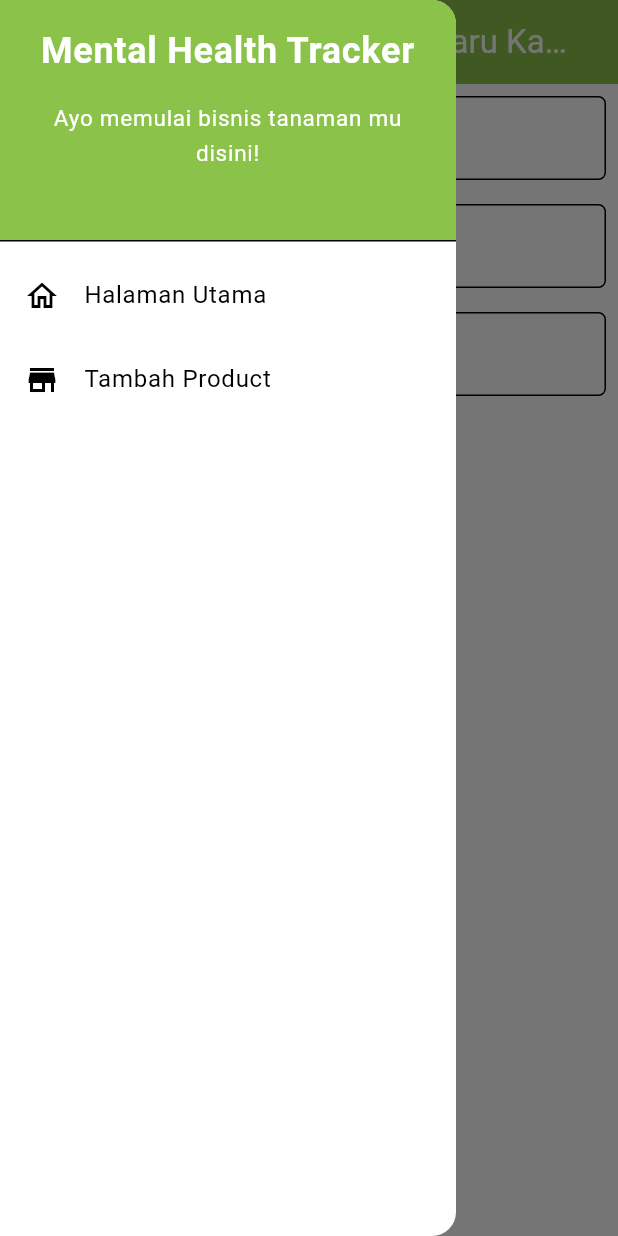
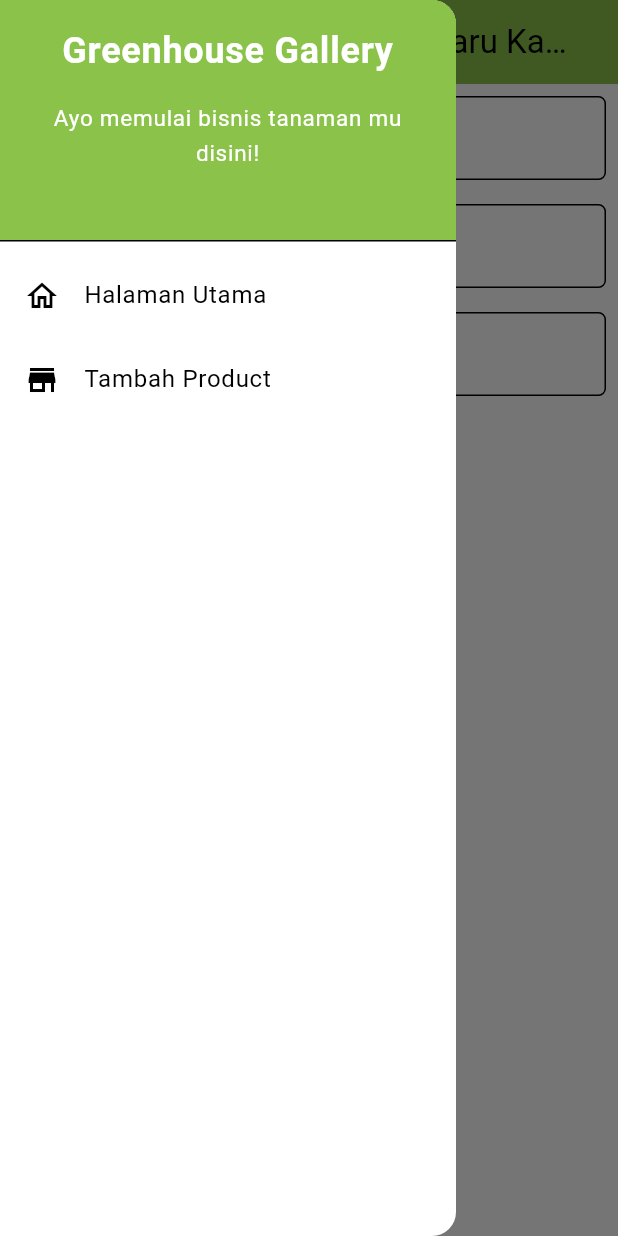
Before and after one commit to Whosmomo/Greenhouse-Gallery-mobile, a Flutter app: the ProductEntryFormPage screen opened directly, with the side drawer open, on a phone screen of 412 x 824 dp. Run offline on Flutter 3.47's test engine with Material 3 defaults, Android fonts, the phone set to English and light mode, and no system bars.

Commit message:
menjawab pertanyaan di README

```diff
--- a/lib/screens/menu.dart
+++ b/lib/screens/menu.dart
@@ -86,7 +86,6 @@ class ItemCard extends StatelessWidget {
   @override
   Widget build(BuildContext context) {
     return Material(
-      // color: Theme.of(context).colorScheme.secondary,
       color: item.color,
       borderRadius: BorderRadius.circular(12),
       child: InkWell(
--- a/lib/screens/productentry_form.dart
+++ b/lib/screens/productentry_form.dart
@@ -24,7 +24,7 @@ class _ProductEntryFormPageState extends State<ProductEntryFormPage> {
           ),
         ),
         backgroundColor: Theme.of(context).colorScheme.primary,
-        foregroundColor: Colors.white,
+        foregroundColor: Colors.black
       ),
       drawer: const LeftDrawer(),
       body: Form(
--- a/lib/widgets/left_drawer.dart
+++ b/lib/widgets/left_drawer.dart
@@ -17,7 +17,7 @@ class LeftDrawer extends StatelessWidget {
       child: const Column(
         children: [
           Text(
-            'Mental Health Tracker',
+            'Greenhouse Gallery',
             textAlign: TextAlign.center,
             style: TextStyle(
               fontSize: 24,
```
Also changed, not shown: 1 other file.
